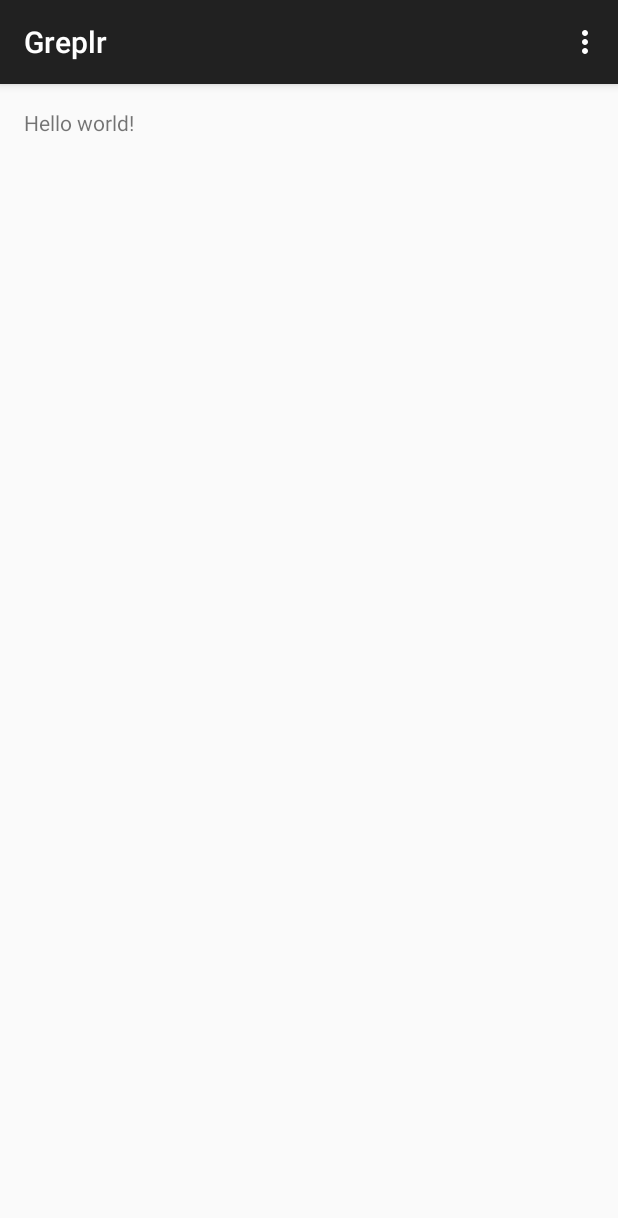
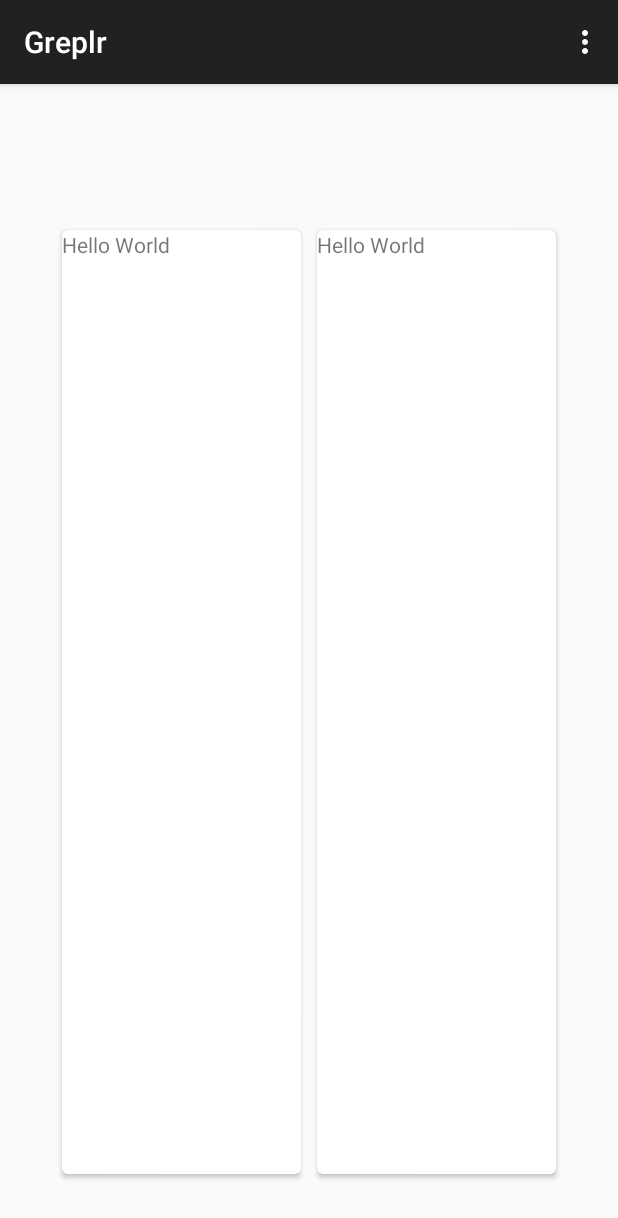
Before and after one commit to Greplr/Greplr_Android, an Android app: the screen it shows after launch (MainActivity), on a phone screen of 412 x 824 dp. Shown: the top 1218 px of the screen. Run offline under Robolectric (Android 15) with nearby library versions, the phone set to English and light mode, and no system bars.

Commit message:
add autofit recycler view

```diff
--- a/app/build.gradle
+++ b/app/build.gradle
@@ -22,4 +22,7 @@ android {
 dependencies {
     compile fileTree(dir: 'libs', include: ['*.jar'])
     compile 'com.android.support:appcompat-v7:22.+'
+    compile 'com.android.support:design:22.2.0'
+    compile 'com.android.support:recyclerview-v7:22.2.0'
+    compile 'com.android.support:cardview-v7:22.2.0'
 }
--- a/app/src/main/java/com/greplr/MainActivity.java
+++ b/app/src/main/java/com/greplr/MainActivity.java
@@ -2,6 +2,7 @@ package com.greplr;
 
 import android.support.v7.app.AppCompatActivity;
 import android.os.Bundle;
+import android.support.v7.widget.RecyclerView;
 import android.view.Menu;
 import android.view.MenuItem;
 
@@ -35,4 +36,5 @@ public class MainActivity extends AppCompatActivity {
 
         return super.onOptionsItemSelected(item);
     }
+
 }
--- a/app/src/main/java/com/greplr/MainActivityFragment.java
+++ /dev/null
@@ -1,22 +0,0 @@
-package com.greplr;
-
-import android.support.v4.app.Fragment;
-import android.os.Bundle;
-import android.view.LayoutInflater;
-import android.view.View;
-import android.view.ViewGroup;
-
-/**
- * A placeholder fragment containing a simple view.
- */
-public class MainActivityFragment extends Fragment {
-
-    public MainActivityFragment() {
-    }
-
-    @Override
-    public View onCreateView(LayoutInflater inflater, ViewGroup container,
-                             Bundle savedInstanceState) {
-        return inflater.inflate(R.layout.fragment_main, container, false);
-    }
-}
--- /dev/null
+++ b/app/src/main/java/com/greplr/MainCategoryAdapter.java
@@ -0,0 +1,31 @@
+package com.greplr;
+
+import android.support.v7.widget.RecyclerView;
+import android.view.LayoutInflater;
+import android.view.View;
+import android.view.ViewGroup;
+
+/**
+ * Created by championswimmer on 10/6/15.
+ */
+public class MainCategoryAdapter extends RecyclerView.Adapter<MainCategoryHolder> {
+
+    @Override
+    public MainCategoryHolder onCreateViewHolder(ViewGroup viewGroup, int i) {
+        View itemView = LayoutInflater.
+                from(viewGroup.getContext()).
+                inflate(R.layout.cardview_main_categories, viewGroup, false);
+
+        return new MainCategoryHolder(itemView);
+    }
+
+    @Override
+    public void onBindViewHolder(MainCategoryHolder holder, int position) {
+
+    }
+
+    @Override
+    public int getItemCount() {
+        return 4;
+    }
+}
--- /dev/null
+++ b/app/src/main/java/com/greplr/MainCategoryFragment.java
@@ -0,0 +1,27 @@
+package com.greplr;
+
+import android.support.v4.app.Fragment;
+import android.os.Bundle;
+import android.support.v7.widget.RecyclerView;
+import android.view.LayoutInflater;
+import android.view.View;
+import android.view.ViewGroup;
+
+/**
+ * A placeholder fragment containing a simple view.
+ */
+public class MainCategoryFragment extends Fragment {
+
+    public MainCategoryFragment() {
+    }
+
+    @Override
+    public View onCreateView(LayoutInflater inflater, ViewGroup container,
+                             Bundle savedInstanceState) {
+        View rootView = inflater.inflate(R.layout.fragment_main, container, false);
+        RecyclerView categoryList = (RecyclerView) rootView.findViewById(R.id.recyclerview_main_categories);
+        categoryList.setHasFixedSize(true);
+        categoryList.setAdapter(new MainCategoryAdapter());
+        return rootView;
+    }
+}
--- /dev/null
+++ b/app/src/main/java/com/greplr/MainCategoryHolder.java
@@ -0,0 +1,13 @@
+package com.greplr;
+
+import android.support.v7.widget.RecyclerView;
+import android.view.View;
+
+/**
+ * Created by championswimmer on 10/6/15.
+ */
+public class MainCategoryHolder extends RecyclerView.ViewHolder {
+    public MainCategoryHolder(View itemView) {
+        super(itemView);
+    }
+}
--- /dev/null
+++ b/app/src/main/java/com/greplr/ui/AutofitRecyclerView.java
@@ -0,0 +1,46 @@
+package com.greplr.ui;
+
+import android.content.Context;
+import android.content.res.TypedArray;
+import android.support.v7.widget.GridLayoutManager;
+import android.support.v7.widget.RecyclerView;
+import android.util.AttributeSet;
+
+
+public class AutofitRecyclerView extends RecyclerView {
+
+    private GridLayoutManager manager;
+    private int columnWidth = -1;
+    public AutofitRecyclerView(Context context) {
+        super(context);
+        init(context, null);
+    }
+    public AutofitRecyclerView(Context context, AttributeSet attrs) {
+        super(context, attrs);
+        init(context, attrs);
+    }
+    public AutofitRecyclerView(Context context, AttributeSet attrs, int defStyle) {
+        super(context, attrs, defStyle);
+        init(context, attrs);
+    }
+    private void init(Context context, AttributeSet attrs) {
+        if (attrs != null) {
+            int[] attrsArray = {
+                    android.R.attr.columnWidth
+            };
+            TypedArray array = context.obtainStyledAttributes(attrs, attrsArray);
+            columnWidth = array.getDimensionPixelSize(0, -1);
+            array.recycle();
+        }
+        manager = new GridLayoutManager(getContext(), 1);
+        setLayoutManager(manager);
+    }
+    @Override
+    protected void onMeasure(int widthSpec, int heightSpec) {
+        super.onMeasure(widthSpec, heightSpec);
+        if (columnWidth > 0) {
+            int spanCount = Math.max(1, getMeasuredWidth() / columnWidth);
+            manager.setSpanCount(spanCount);
+        }
+    }
+}
--- a/app/src/main/res/layout/activity_main.xml
+++ b/app/src/main/res/layout/activity_main.xml
@@ -1,4 +1,4 @@
 <fragment xmlns:android="http://schemas.android.com/apk/res/android"
     xmlns:tools="http://schemas.android.com/tools" android:id="@+id/fragment"
-    android:name="com.greplr.MainActivityFragment" tools:layout="@layout/fragment_main"
+    android:name="com.greplr.MainCategoryFragment" tools:layout="@layout/fragment_main"
     android:layout_width="match_parent" android:layout_height="match_parent" />
--- /dev/null
+++ b/app/src/main/res/layout/cardview_main_categories.xml
@@ -0,0 +1,22 @@
+<?xml version="1.0" encoding="utf-8"?>
+<android.support.v7.widget.CardView  xmlns:card_view="http://schemas.android.com/apk/res-auto"
+    xmlns:android="http://schemas.android.com/apk/res/android"
+    android:id="@+id/card_view"
+    android:layout_width="match_parent"
+    android:layout_height="match_parent"
+    card_view:cardCornerRadius="4dp"
+    android:layout_margin="5dp">
+
+    <LinearLayout
+        android:orientation="vertical"
+        android:layout_width="fill_parent"
+        android:layout_height="fill_parent">
+
+        <TextView
+            android:text="Hello World"
+            android:layout_width="fill_parent"
+            android:layout_height="wrap_content" />
+
+    </LinearLayout>
+
+</android.support.v7.widget.CardView>
--- a/app/src/main/res/layout/fragment_main.xml
+++ b/app/src/main/res/layout/fragment_main.xml
@@ -5,7 +5,12 @@
     android:paddingTop="@dimen/activity_vertical_margin"
     android:paddingBottom="@dimen/activity_vertical_margin" tools:context=".MainActivityFragment">
 
-    <TextView android:text="@string/hello_world" android:layout_width="wrap_content"
-        android:layout_height="wrap_content" />
+    <com.greplr.ui.AutofitRecyclerView
+        android:id="@+id/recyclerview_main_categories"
+        android:padding="@dimen/padding_main_recyclerview"
+        android:columnWidth="@dimen/column_width_main_recyclerview"
+        android:layout_marginTop="?attr/actionBarSize"
+        android:layout_width="fill_parent"
+        android:layout_height="fill_parent"/>
 
 </RelativeLayout>
--- a/app/src/main/res/values/dimens.xml
+++ b/app/src/main/res/values/dimens.xml
@@ -2,4 +2,6 @@
     <!-- Default screen margins, per the Android Design guidelines. -->
     <dimen name="activity_horizontal_margin">16dp</dimen>
     <dimen name="activity_vertical_margin">16dp</dimen>
+    <dimen name="padding_main_recyclerview">20dp</dimen>
+    <dimen name="column_width_main_recyclerview">150dp</dimen>
 </resources>
```
Also changed, not shown: 1 other file.
